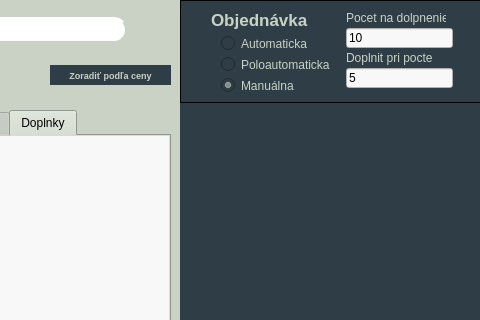
Before: the Qt Designer form source/code/main.ui in tomas-magat/camels-eshop-infosystem, drawn with Qt 5; both pictures show x 320 to 800 and y 0 to 320 of the 800 by 450 pixel window.
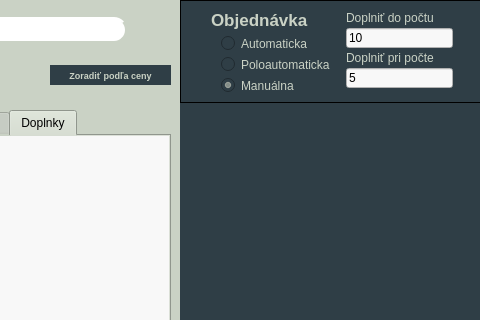
After: the same form once the commit is applied. The open tabs and pages were chosen to show the change. Icons and pictures are not drawn.

Commit message: rename input fields in sklad

What changed in the file:
```diff
--- a/source/code/main.ui
+++ b/source/code/main.ui
@@ -3436,7 +3436,7 @@
 </string>
                </property>
                <property name="text">
-                <string>Pocet na dolpnenie</string>
+                <string>Doplniť do počtu</string>
                </property>
               </widget>
               <widget class="QLabel" name="label_5">
@@ -3453,7 +3453,7 @@
 </string>
                </property>
                <property name="text">
-                <string>Doplnit pri pocte</string>
+                <string>Doplniť pri počte</string>
                </property>
               </widget>
              </widget>
```
Left out of the diff: 20 changed lines with no effect on the pictures. The commit also changes 1 other file.
